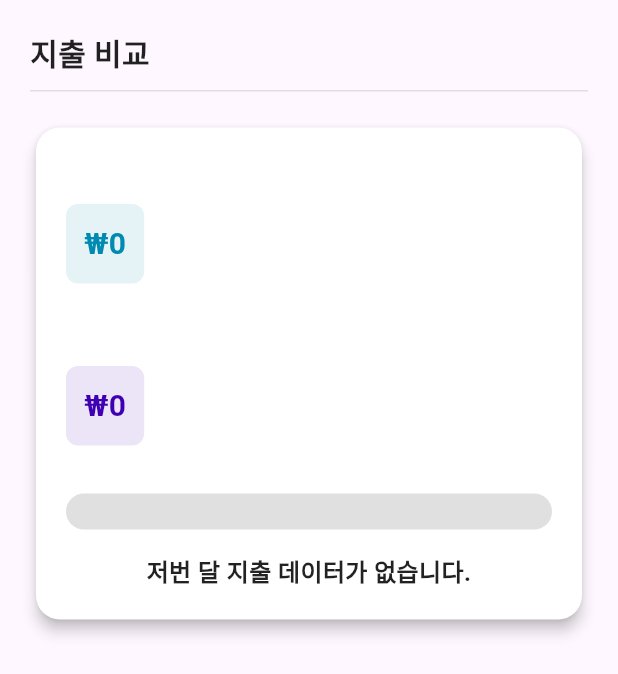
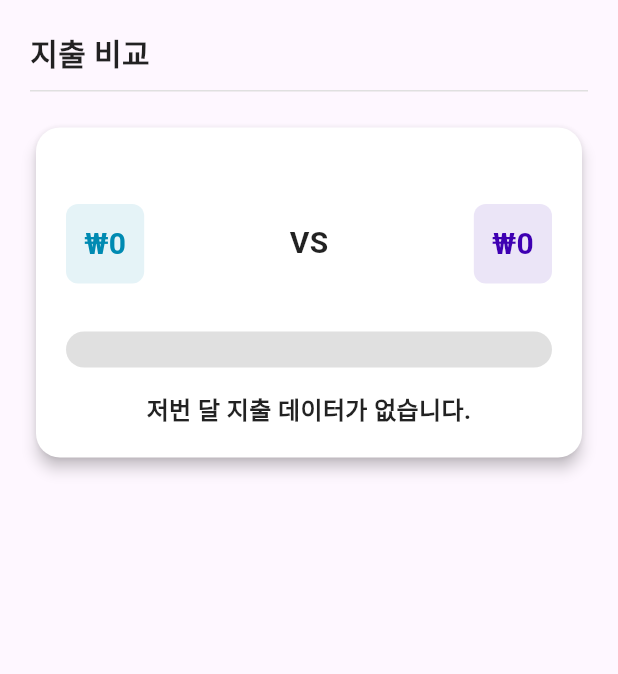
Before and after one commit to Six-Tail/Clear-Ledger, a Flutter app: the MonthlyExpenseComparison widget shown alone on an empty page, opened directly with empty values, on a phone screen of 412 x 824 dp. Shown: the top 674 px of the screen. Run offline on Flutter 3.47's test engine with Material 3 defaults, Android fonts, the phone set to English and light mode, and no system bars; our stand-ins replace cloud_firestore, dotted_border, firebase_auth, firebase_core, font_awesome_flutter, get and 2 more; accounts and stored records are empty.

Commit message:
[2024-11-29] Modify Spending Comparison UI

```diff
--- a/lib/pages/main_page.dart
+++ b/lib/pages/main_page.dart
@@ -82,12 +82,12 @@ class MainPageState extends State<MainPage> {
 
   String getPreviousMonthLabel() {
     final previousMonthDate = DateTime(selectedDate.year, selectedDate.month - 1, 1);
-    return DateFormat('yyyy년 MM월 총 지출').format(previousMonthDate);
+    return DateFormat('yyyy년 MM월 지출').format(previousMonthDate);
   }
 
   String getPresentMonthLabel() {
     final presentMonthDate = DateTime(selectedDate.year, selectedDate.month, 1);
-    return DateFormat('yyyy년 MM월 총 지출').format(presentMonthDate);
+    return DateFormat('yyyy년 MM월 지출').format(presentMonthDate);
   }
 
   Future<void> _updateAmounts() async {
--- a/lib/pages/widgets/monthly_expense_comparison.dart
+++ b/lib/pages/widgets/monthly_expense_comparison.dart
@@ -14,7 +14,8 @@ class MonthlyExpenseComparison extends StatelessWidget {
   });
 
   Future<int> getPreviousMonthTotalExpense() async {
-    final previousMonth = DateTime(selectedDate.year, selectedDate.month - 1, 1);
+    final previousMonth =
+        DateTime(selectedDate.year, selectedDate.month - 1, 1);
     return await getTotalExpense(previousMonth);
   }
 
@@ -53,12 +54,17 @@ class MonthlyExpenseComparison extends StatelessWidget {
           // 카드 시작
           Card(
             color: Colors.white,
-            shape: RoundedRectangleBorder(borderRadius: BorderRadius.circular(16)),
+            shape:
+                RoundedRectangleBorder(borderRadius: BorderRadius.circular(16)),
             elevation: 4,
             child: Padding(
               padding: const EdgeInsets.all(20),
               child: Column(
-                crossAxisAlignment: CrossAxisAlignment.start,
+                children: [
+                  // 지난달 지출과 이번달 지출을 가로로 배치
+                  Row(
+                    mainAxisAlignment: MainAxisAlignment.spaceBetween,
+                    // 가로로 균등하게 배치
                     children: [
                       // 지난달 지출
                       _buildExpenseBox(
@@ -66,16 +72,27 @@ class MonthlyExpenseComparison extends StatelessWidget {
                         future: getPreviousMonthTotalExpense(),
                         color: const Color(0xFF008AB2),
                       ),
-                  const SizedBox(height: 16),
-
+                      // 'VS' 텍스트 추가
+                      const Padding(
+                        padding: EdgeInsets.only(top: 22.0),
+                        child: Text(
+                          'VS',
+                          style: TextStyle(
+                            fontSize: 20,
+                            fontWeight: FontWeight.bold,
+                            color: Colors.black87,
+                          ),
+                        ),
+                      ),
                       // 이번달 지출
                       _buildExpenseBox(
                         label: presentMonthExpenseLabel,
                         future: getCurrentMonthTotalExpense(),
                         color: const Color(0xFF3E00B2),
                       ),
+                    ],
+                  ),
                   const SizedBox(height: 24),
-
                   // 그래프와 비교 텍스트
                   FutureBuilder<int>(
                     future: getCurrentMonthTotalExpense(),
@@ -93,7 +110,8 @@ class MonthlyExpenseComparison extends StatelessWidget {
                                 ConnectionState.waiting) {
                               return const CircularProgressIndicator();
                             } else if (previousMonthSnapshot.hasError) {
-                              return Text("Error: ${previousMonthSnapshot.error}");
+                              return Text(
+                                  "Error: ${previousMonthSnapshot.error}");
                             } else if (previousMonthSnapshot.hasData) {
                               int previousMonthExpense =
                                   previousMonthSnapshot.data ?? 0;
@@ -112,7 +130,8 @@ class MonthlyExpenseComparison extends StatelessWidget {
                               Widget comparisonText;
                               if (previousMonthExpense > 0) {
                                 double percentageChange =
-                                ((currentMonthExpense - previousMonthExpense) /
+                                    ((currentMonthExpense -
+                                                previousMonthExpense) /
                                             previousMonthExpense *
                                             100)
                                         .roundToDouble();
@@ -197,7 +216,7 @@ class MonthlyExpenseComparison extends StatelessWidget {
     required Color color,
   }) {
     return Column(
-      crossAxisAlignment: CrossAxisAlignment.start,
+      crossAxisAlignment: CrossAxisAlignment.center,
       children: [
         Text(
           label,
```
Lines whose indentation alone changed are shown as unchanged.
